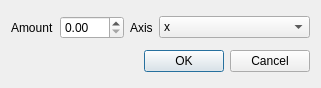
This is src/gui/rotatedialog.ui in felipemelo23/MModeler as Qt 5 draws it before an edit. The edited form follows.
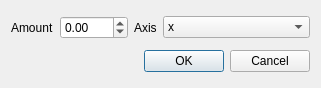
This is the edited form.

Diff of the .ui file:
```diff
--- a/src/gui/rotatedialog.ui
+++ b/src/gui/rotatedialog.ui
@@ -27,6 +27,9 @@
        </item>
        <item>
         <widget class="QDoubleSpinBox" name="doubleSpinBox">
+         <property name="minimum">
+          <double>-360.000000000000000</double>
+         </property>
          <property name="maximum">
           <double>360.000000000000000</double>
          </property>
```
Left out of the diff: 2 changed lines with no effect on the pictures.
